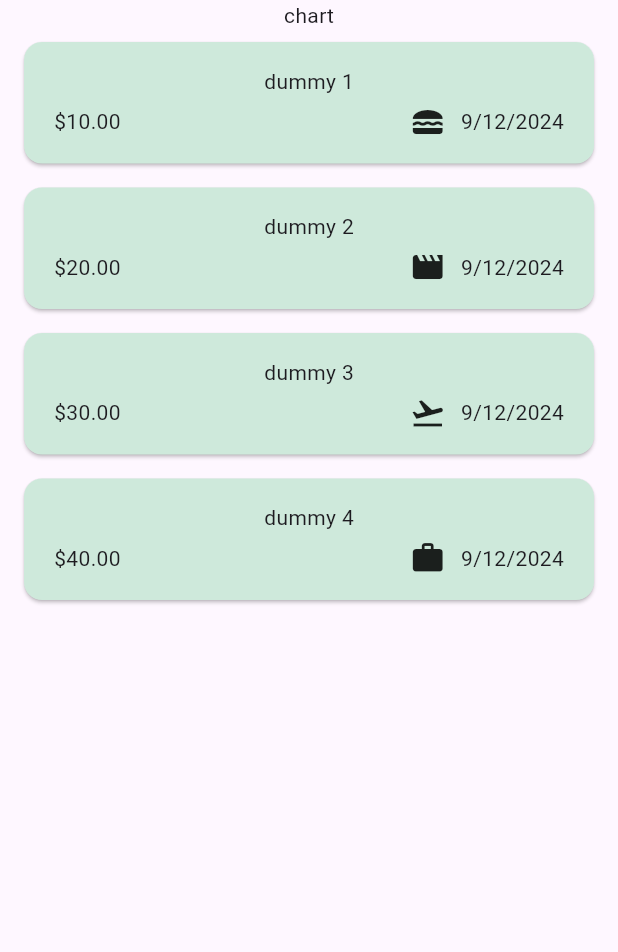
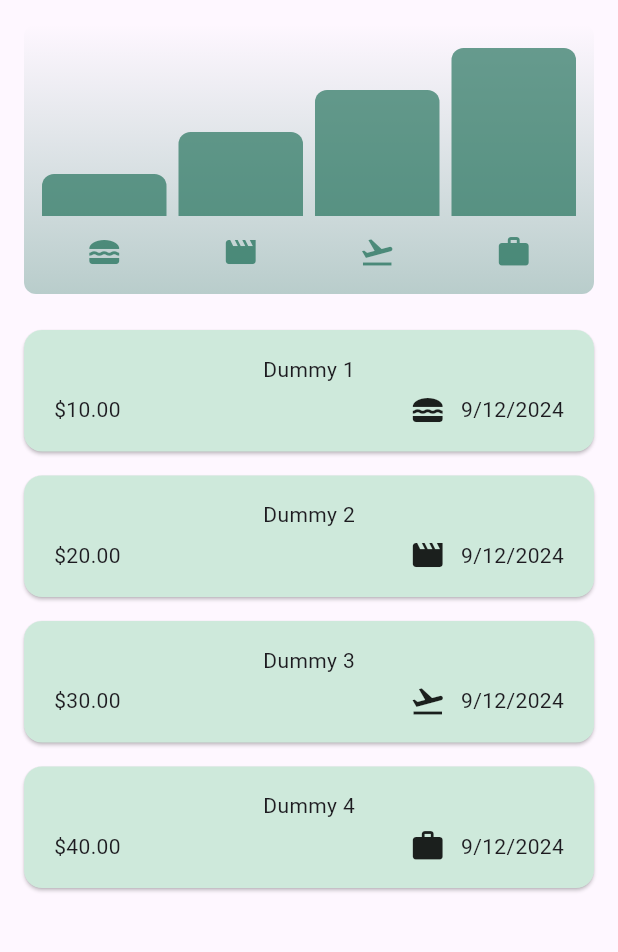
Before and after one commit to FrankCaglianone/BudgetBuddy, a Flutter app: the screen it shows after launch, on a phone screen of 412 x 824 dp, the part 84-1036 px from its top. Run offline on Flutter 3.47's test engine with Material 3 defaults, Android fonts, the phone set to English and light mode, and no system bars.

Commit message:
Added chart

```diff
--- a/budget_buddy/lib/models/expense.dart
+++ b/budget_buddy/lib/models/expense.dart
@@ -63,8 +63,8 @@ class ExpenseBucket {
 
   double get totalExpenses {
     double sum = 0;
-    for (final x in expenses) {
-      sum += x.amount;
+    for (final exp in expenses) {
+      sum += exp.amount;
     }
     return sum;
   }
--- a/budget_buddy/lib/screens/expenses.dart
+++ b/budget_buddy/lib/screens/expenses.dart
@@ -1,4 +1,5 @@
 import 'package:budget_buddy/models/expense.dart';
+import 'package:budget_buddy/widgets/chart/chart.dart';
 import 'package:budget_buddy/widgets/expenses_list/add_expense.dart';
 import 'package:budget_buddy/widgets/expenses_list/expenses_list.dart';
 import 'package:flutter/material.dart';
@@ -15,10 +16,10 @@ class Expenses extends StatefulWidget {
 class _ExpensesState extends State<Expenses> {
 
   final List<Expense> _dummies = [
-    Expense(title: "dummy 1", amount: 10, date: DateTime.now(), category: Category.food),
-    Expense(title: "dummy 2", amount: 20, date: DateTime.now(), category: Category.leisure),
-    Expense(title: "dummy 3", amount: 30, date: DateTime.now(), category: Category.travel),
-    Expense(title: "dummy 4", amount: 40, date: DateTime.now(), category: Category.work),
+    Expense(title: "Dummy 1", amount: 10, date: DateTime.now(), category: Category.food),
+    Expense(title: "Dummy 2", amount: 20, date: DateTime.now(), category: Category.leisure),
+    Expense(title: "Dummy 3", amount: 30, date: DateTime.now(), category: Category.travel),
+    Expense(title: "Dummy 4", amount: 40, date: DateTime.now(), category: Category.work),
   ];
 
 
@@ -99,7 +100,7 @@ class _ExpensesState extends State<Expenses> {
       ),
       body: Column(
         children: [
-          const Text("chart"),
+          Chart(expenses: _dummies),
           Expanded(child: mainContent),
         ],
       ),
--- /dev/null
+++ b/budget_buddy/lib/widgets/chart/chart.dart
@@ -0,0 +1,94 @@
+import 'package:flutter/material.dart';
+import 'package:budget_buddy/widgets/chart/chart_bar.dart';
+import 'package:budget_buddy/models/expense.dart';
+
+class Chart extends StatelessWidget {
+  const Chart({super.key, required this.expenses});
+
+  final List<Expense> expenses;
+
+  List<ExpenseBucket> get buckets {
+    return [
+      ExpenseBucket.forCategory(expenses, Category.food),
+      ExpenseBucket.forCategory(expenses, Category.leisure),
+      ExpenseBucket.forCategory(expenses, Category.travel),
+      ExpenseBucket.forCategory(expenses, Category.work),
+    ];
+  }
+
+  double get maxTotalExpense {
+    double maxTotalExpense = 0;
+
+    for (final bucket in buckets) {
+      if (bucket.totalExpenses > maxTotalExpense) {
+        maxTotalExpense = bucket.totalExpenses;
+      }
+    }
+
+    return maxTotalExpense;
+  }
+
+  @override
+  Widget build(BuildContext context) {
+    final isDarkMode =
+        MediaQuery.of(context).platformBrightness == Brightness.dark;
+    return Container(
+      margin: const EdgeInsets.all(16),
+      padding: const EdgeInsets.symmetric(
+        vertical: 16,
+        horizontal: 8,
+      ),
+      width: double.infinity,
+      height: 180,
+      decoration: BoxDecoration(
+        borderRadius: BorderRadius.circular(8),
+        gradient: LinearGradient(
+          colors: [
+            Theme.of(context).colorScheme.primary.withOpacity(0.3),
+            Theme.of(context).colorScheme.primary.withOpacity(0.0)
+          ],
+          begin: Alignment.bottomCenter,
+          end: Alignment.topCenter,
+        ),
+      ),
+      child: Column(
+        children: [
+          Expanded(
+            child: Row(
+              crossAxisAlignment: CrossAxisAlignment.end,
+              children: [
+                for (final bucket in buckets) // alternative to map()
+                  ChartBar(
+                    fill: bucket.totalExpenses == 0
+                        ? 0
+                        : bucket.totalExpenses / maxTotalExpense,
+                  )
+              ],
+            ),
+          ),
+          const SizedBox(height: 12),
+          Row(
+            children: buckets
+                .map(
+                  (bucket) => Expanded(
+                    child: Padding(
+                      padding: const EdgeInsets.symmetric(horizontal: 4),
+                      child: Icon(
+                        categoryIcons[bucket.category],
+                        color: isDarkMode
+                            ? Theme.of(context).colorScheme.secondary
+                            : Theme.of(context)
+                                .colorScheme
+                                .primary
+                                .withOpacity(0.7),
+                      ),
+                    ),
+                  ),
+                )
+                .toList(),
+          )
+        ],
+      ),
+    );
+  }
+}
--- /dev/null
+++ b/budget_buddy/lib/widgets/chart/chart_bar.dart
@@ -0,0 +1,34 @@
+import 'package:flutter/material.dart';
+
+class ChartBar extends StatelessWidget {
+  const ChartBar({
+    super.key,
+    required this.fill,
+  });
+
+  final double fill;
+
+  @override
+  Widget build(BuildContext context) {
+    final isDarkMode =
+        MediaQuery.of(context).platformBrightness == Brightness.dark;
+    return Expanded(
+      child: Padding(
+        padding: const EdgeInsets.symmetric(horizontal: 4),
+        child: FractionallySizedBox(
+          heightFactor: fill,
+          child: DecoratedBox(
+            decoration: BoxDecoration(
+              shape: BoxShape.rectangle,
+              borderRadius:
+                  const BorderRadius.vertical(top: Radius.circular(8)),
+              color: isDarkMode
+                  ? Theme.of(context).colorScheme.secondary
+                  : Theme.of(context).colorScheme.primary.withOpacity(0.65),
+            ),
+          ),
+        ),
+      ),
+    );
+  }
+}
```
